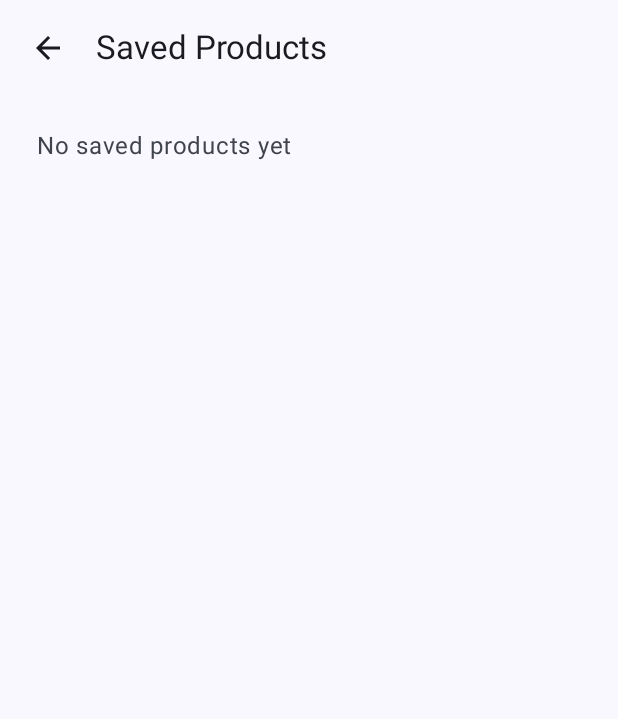
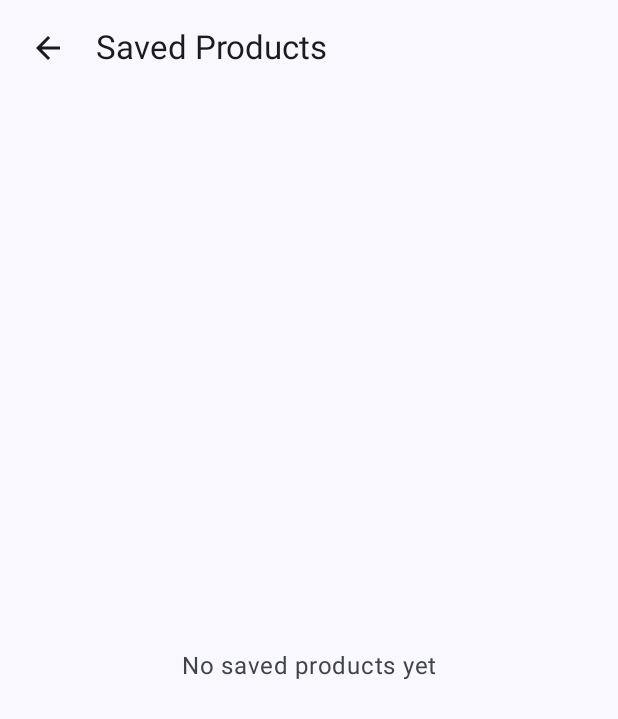
Before and after one commit to mannyrajan/Capstone-Project-android, an Android app built with Jetpack Compose: the SavedProductsScreen screen opened through its navigation route, on a phone screen of 412 x 824 dp. Shown: the top 719 px of the screen. Run offline under Robolectric (Android 15) with nearby library versions, the phone set to English and light mode, and no system bars; our stand-ins replace Dagger/Hilt's generated code; libraries missing offline, so code that uses them is left out: androidx.hilt.lifecycle; pictures from the network do not load.

Commit message:
erased duplicate file from merge and adding in saved product functionality

```diff
--- a/app/src/main/java/com/pnc/capstoneprojectandroid/features/products/presentation/composables/SavedProductsScreen.kt
+++ b/app/src/main/java/com/pnc/capstoneprojectandroid/features/products/presentation/composables/SavedProductsScreen.kt
@@ -8,6 +8,7 @@ import androidx.compose.foundation.layout.Row
 import androidx.compose.foundation.layout.fillMaxSize
 import androidx.compose.foundation.layout.fillMaxWidth
 import androidx.compose.foundation.layout.padding
+import androidx.compose.foundation.layout.statusBarsPadding
 import androidx.compose.foundation.lazy.LazyColumn
 import androidx.compose.foundation.lazy.items
 import androidx.compose.material.icons.Icons
@@ -33,6 +34,8 @@ import java.text.NumberFormat
 import java.util.Locale
 
 
+// Added statusBarsPadding to clear the device notch and camera punch-hole correctly.
+// Wrapped dynamic states inside a weight(1f) container to keep the header pinned and unblock click events.
 @Composable
 fun SavedProductsScreen(
     onProductClick: (Int) -> Unit,
@@ -42,8 +45,13 @@ fun SavedProductsScreen(
 ) {
     val state by viewModel.uiState.collectAsStateWithLifecycle()
 
-    Column(modifier = modifier.fillMaxSize()) {
-        // Back button row at the top
+    // Main layout container respecting window insets and top status bar padding
+    Column(
+        modifier = modifier
+            .fillMaxSize()
+            .statusBarsPadding()
+    ) {
+        // Back button and screen title header row (Pinned at top)
         Row(
             modifier = Modifier
                 .fillMaxWidth()
@@ -59,17 +67,24 @@ fun SavedProductsScreen(
                 modifier = Modifier.padding(start = 8.dp)
             )
         }
+
+        // Flexible container ensuring loading, empty, and list states do not overlap header or block clicks
+        Box(
+            modifier = Modifier
+                .fillMaxWidth()
+                .weight(1f),
+            contentAlignment = Alignment.Center
+        ) {
             when {
-            // loading state
+                // Loading state indicator while fetching persisted records from Room
                 state.isLoading -> {
                     CircularProgressIndicator(
                         modifier = Modifier
-                        .fillMaxSize()
-                        .padding(16.dp)
                             .semantics { contentDescription = "Loading products" }
                     )
                 }
-            // error state with retry option
+
+                // Error state with retry option if database observation encounters issues
                 state.errorMessage != null -> {
                     Column(
                         horizontalAlignment = Alignment.CenterHorizontally,
@@ -88,7 +103,7 @@ fun SavedProductsScreen(
                     }
                 }
 
-            // 3. Empty Saved State
+                // Empty state when no products have been favorited yet
                 state.products.isEmpty() -> {
                     Text(
                         text = "No saved products yet",
@@ -98,7 +113,8 @@ fun SavedProductsScreen(
                         modifier = Modifier.padding(24.dp)
                     )
                 }
-            // Success! Populated list
+
+                // Success state rendering the list of saved items backed by Room
                 else -> {
                     LazyColumn(modifier = Modifier.fillMaxSize()) {
                         items(state.products, key = { it.id }) { product ->
@@ -132,3 +148,4 @@ fun SavedProductsScreen(
             }
         }
     }
+}
--- a/app/src/main/java/com/pnc/capstoneprojectandroid/features/products/presentation/state/ProductDetailsState.kt
+++ b/app/src/main/java/com/pnc/capstoneprojectandroid/features/products/presentation/state/ProductDetailsState.kt
@@ -7,5 +7,6 @@ data class ProductDetailsState(
     val product: Products? = null,
     val isLoading: Boolean = false,
     val errorMessage: String? = null,
-    val availability: ProductAvailability = ProductAvailability.UNKNOWN
+    val availability: ProductAvailability = ProductAvailability.UNKNOWN,
+    val isSaved: Boolean = false // added for saved products
 )
```
Also changed, not shown: app/src/main/java/com/pnc/capstoneprojectandroid/features/products/data/SavedProductDao.kt (deleted, +0 -20 lines), app/src/main/java/com/pnc/capstoneprojectandroid/features/products/presentation/ProductDetailsViewModel.kt (+18 -0 lines), app/src/main/java/com/pnc/capstoneprojectandroid/features/products/presentation/composables/ProductDetailsScreen.kt (+28 -2 lines). Lines whose indentation alone changed are shown as unchanged.
